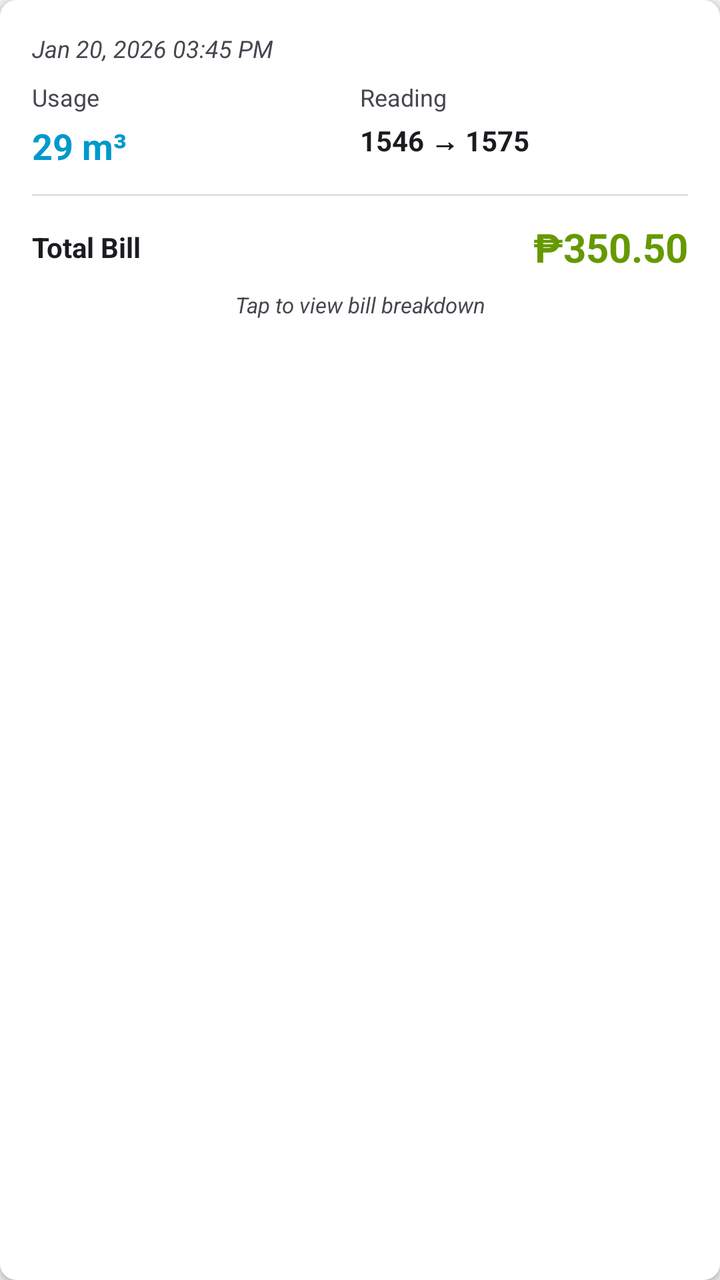
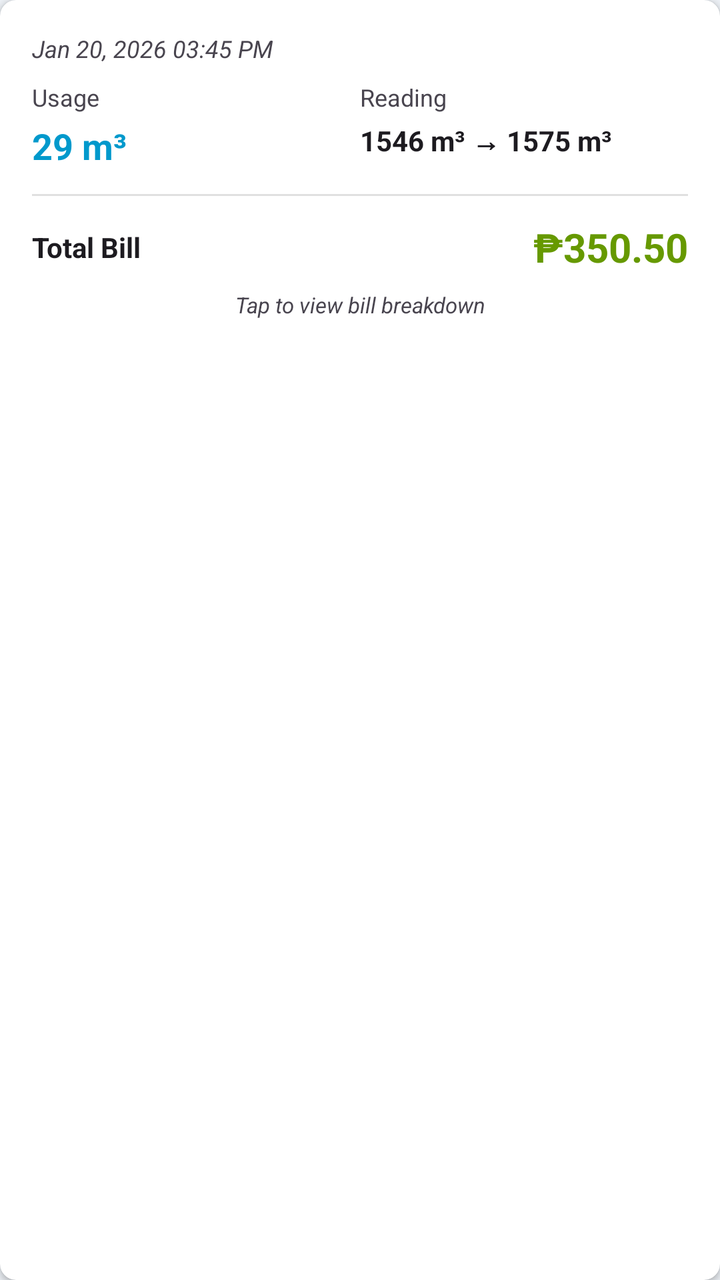

Before-and-after screenshots of an Android layout around one commit, followed by the original layout XML and the change that was made.
<!-- AndroidManifest.xml: application theme Theme.MeterSnap -->
<!-- res/layout/item_history.xml -->
<?xml version="1.0" encoding="utf-8"?>
<androidx.cardview.widget.CardView xmlns:android="http://schemas.android.com/apk/res/android"
    xmlns:app="http://schemas.android.com/apk/res-auto"
    android:id="@+id/card_history_item"
    android:layout_width="match_parent"
    android:layout_height="wrap_content"
    android:layout_marginBottom="12dp"
    app:cardCornerRadius="8dp"
    app:cardElevation="2dp"
    android:foreground="?android:attr/selectableItemBackground"
    android:clickable="true"
    android:focusable="true">

    <LinearLayout
        android:layout_width="match_parent"
        android:layout_height="wrap_content"
        android:orientation="vertical"
        android:padding="16dp">

        
        <TextView
            android:id="@+id/text_date"
            android:layout_width="match_parent"
            android:layout_height="wrap_content"
            android:text="Jan 20, 2026 03:45 PM"
            android:textSize="12sp"
            android:textColor="?android:attr/textColorSecondary"
            android:textStyle="italic" />

        
        <LinearLayout
            android:layout_width="match_parent"
            android:layout_height="wrap_content"
            android:orientation="horizontal"
            android:layout_marginTop="8dp">

            <LinearLayout
                android:layout_width="0dp"
                android:layout_height="wrap_content"
                android:layout_weight="1"
                android:orientation="vertical">

                <TextView
                    android:layout_width="wrap_content"
                    android:layout_height="wrap_content"
                    android:text="Usage"
                    android:textSize="12sp"
                    android:textColor="?android:attr/textColorSecondary" />

                <TextView
                    android:id="@+id/text_usage"
                    android:layout_width="wrap_content"
                    android:layout_height="wrap_content"
                    android:text="29 m³"
                    android:textSize="18sp"
                    android:textStyle="bold"
                    android:textColor="@android:color/holo_blue_dark"
                    android:layout_marginTop="4dp" />
            </LinearLayout>

            <LinearLayout
                android:layout_width="0dp"
                android:layout_height="wrap_content"
                android:layout_weight="1"
                android:orientation="vertical">

                <TextView
                    android:layout_width="wrap_content"
                    android:layout_height="wrap_content"
                    android:text="Reading"
                    android:textSize="12sp"
                    android:textColor="?android:attr/textColorSecondary" />

                <TextView
                    android:id="@+id/text_reading"
                    android:layout_width="wrap_content"
                    android:layout_height="wrap_content"
                    android:text="1546 → 1575"
                    android:textSize="14sp"
                    android:textStyle="bold"
                    android:textColor="?android:attr/textColorPrimary"
                    android:layout_marginTop="4dp" />
            </LinearLayout>
        </LinearLayout>

        
        <View
            android:layout_width="match_parent"
            android:layout_height="1dp"
            android:background="?android:attr/dividerVertical"
            android:layout_marginVertical="12dp" />

        
        <LinearLayout
            android:layout_width="match_parent"
            android:layout_height="wrap_content"
            android:orientation="horizontal"
            android:gravity="center_vertical">

            <TextView
                android:layout_width="0dp"
                android:layout_height="wrap_content"
                android:layout_weight="1"
                android:text="Total Bill"
                android:textSize="14sp"
                android:textColor="?android:attr/textColorPrimary"
                android:textStyle="bold" />

            <TextView
                android:id="@+id/text_total_bill"
                android:layout_width="wrap_content"
                android:layout_height="wrap_content"
                android:text="₱350.50"
                android:textSize="20sp"
                android:textStyle="bold"
                android:textColor="@android:color/holo_green_dark" />
        </LinearLayout>

        
        <TextView
            android:layout_width="match_parent"
            android:layout_height="wrap_content"
            android:text="Tap to view bill breakdown"
            android:textSize="11sp"
            android:textColor="?android:attr/textColorSecondary"
            android:textStyle="italic"
            android:layout_marginTop="8dp"
            android:gravity="center" />
    </LinearLayout>
</androidx.cardview.widget.CardView>
<!-- resources referenced by this layout -->
<resources>
  <style name="Theme.MeterSnap" parent="Base.Theme.MeterSnap" />
  <style name="Base.Theme.MeterSnap" parent="Theme.Material3.DayNight.NoActionBar">
          <item name="colorPrimary">@color/ms_blue_primary</item>
          <item name="colorOnPrimary">@color/ms_blue_on_primary</item>
          <item name="colorPrimaryContainer">@color/ms_blue_primary_container</item>
          <item name="colorOnPrimaryContainer">@color/ms_blue_on_primary_container</item>
          <item name="colorSecondary">@color/ms_blue_secondary</item>
          <item name="colorOnSecondary">@color/ms_blue_on_secondary</item>
          <item name="colorSecondaryContainer">@color/ms_blue_secondary_container</item>
          <item name="colorOnSecondaryContainer">@color/ms_blue_on_secondary_container</item>
          <item name="colorTertiary">@color/ms_blue_tertiary</item>
          <item name="colorOnTertiary">@color/ms_blue_on_tertiary</item>
          <item name="android:colorBackground">@color/app_screen_background</item>
          <item name="cardViewStyle">@style/Widget.MeterSnap.CardView</item>
  
          
          <item name="android:statusBarColor">@android:color/transparent</item>
          <item name="android:navigationBarColor">@android:color/transparent</item>
          
          
          <item name="android:windowLightStatusBar">true</item>
          <item name="android:windowLightNavigationBar">true</item>
      </style>
  <color name="ms_blue_primary">#1565C0</color>
  <color name="ms_blue_on_primary">#FFFFFFFF</color>
  <color name="ms_blue_primary_container">#D7E3FF</color>
  <color name="ms_blue_on_primary_container">#001B3F</color>
  <color name="ms_blue_secondary">#2F6EA5</color>
  <color name="ms_blue_on_secondary">#FFFFFFFF</color>
  <color name="ms_blue_secondary_container">#D1E4FF</color>
  <color name="ms_blue_on_secondary_container">#001D36</color>
  <color name="ms_blue_tertiary">#1E88E5</color>
  <color name="ms_blue_on_tertiary">#FFFFFFFF</color>
  <color name="app_screen_background">#FFEDF1F6</color>
  <style name="Widget.MeterSnap.CardView" parent="CardView">
          <item name="cardBackgroundColor">@color/app_card_background</item>
      </style>
  <color name="app_card_background">#FFFFFFFF</color>
</resources>

<!-- the commit's change to res/layout/item_history.xml (unified diff, before → after) -->
@@ -17,7 +17,6 @@
         android:orientation="vertical"
         android:padding="16dp">
 
-        
         <TextView
             android:id="@+id/text_date"
             android:layout_width="match_parent"
@@ -27,7 +26,6 @@
             android:textColor="?android:attr/textColorSecondary"
             android:textStyle="italic" />
 
-        
         <LinearLayout
             android:layout_width="match_parent"
             android:layout_height="wrap_content"
@@ -51,7 +49,7 @@
                     android:id="@+id/text_usage"
                     android:layout_width="wrap_content"
                     android:layout_height="wrap_content"
-                    android:text="29 m³"
+                    android:text="29 m&#x00B3;"
                     android:textSize="18sp"
                     android:textStyle="bold"
                     android:textColor="@android:color/holo_blue_dark"
@@ -75,7 +73,7 @@
                     android:id="@+id/text_reading"
                     android:layout_width="wrap_content"
                     android:layout_height="wrap_content"
-                    android:text="1546 → 1575"
+                    android:text="1546 m&#x00B3; &#x2192; 1575 m&#x00B3;"
                     android:textSize="14sp"
                     android:textStyle="bold"
                     android:textColor="?android:attr/textColorPrimary"
@@ -83,14 +81,12 @@
             </LinearLayout>
         </LinearLayout>
 
-        
         <View
             android:layout_width="match_parent"
             android:layout_height="1dp"
             android:background="?android:attr/dividerVertical"
             android:layout_marginVertical="12dp" />
 
-        
         <LinearLayout
             android:layout_width="match_parent"
             android:layout_height="wrap_content"
@@ -110,13 +106,12 @@
                 android:id="@+id/text_total_bill"
                 android:layout_width="wrap_content"
                 android:layout_height="wrap_content"
-                android:text="₱350.50"
+                android:text="&#x20B1;350.50"
                 android:textSize="20sp"
                 android:textStyle="bold"
                 android:textColor="@android:color/holo_green_dark" />
         </LinearLayout>
 
-        
         <TextView
             android:layout_width="match_parent"
             android:layout_height="wrap_content"
